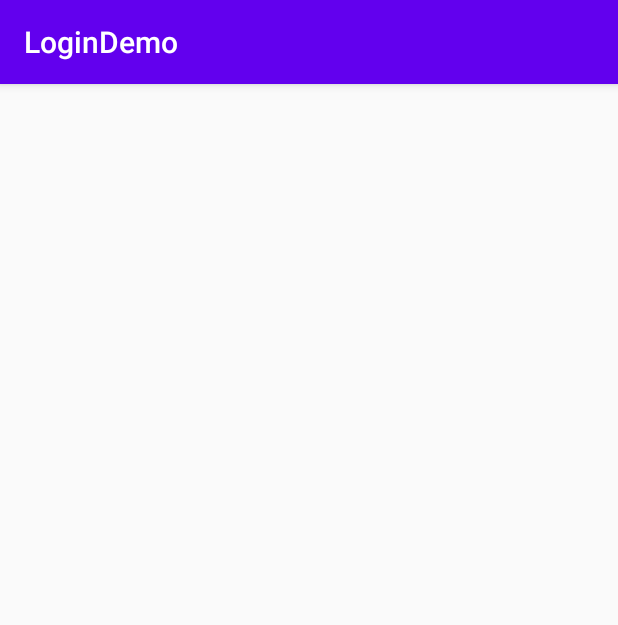
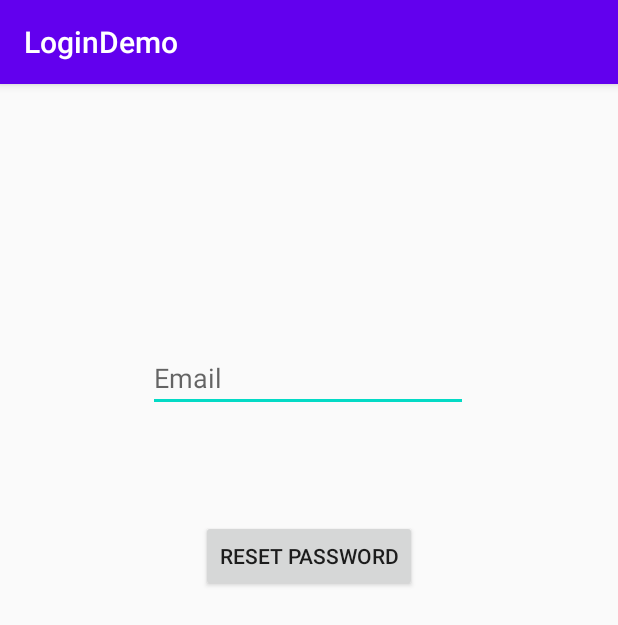
Before and after one commit to mhmnal/gp6, an Android app: the ForgotPasswordActivity screen opened directly, with no data from a screen before it, on a phone screen of 412 x 824 dp. Shown: the top 625 px of the screen. Run offline under Robolectric (Android 15) with nearby library versions, the phone set to English and light mode, and no system bars; our stand-ins replace Firebase (no records; nobody signed in at launch, a user with empty details on screens opened directly).

Commit message:
Forgot Password(Completed)

```diff
--- a/app/src/main/java/com/example/logindemo/ForgotPasswordActivity.java
+++ b/app/src/main/java/com/example/logindemo/ForgotPasswordActivity.java
@@ -1,14 +1,59 @@
 package com.example.logindemo;
 
+import androidx.annotation.NonNull;
 import androidx.appcompat.app.AppCompatActivity;
 
+import android.content.Intent;
 import android.os.Bundle;
+import android.view.View;
+import android.widget.Button;
+import android.widget.EditText;
+import android.widget.Toast;
+
+import com.google.android.gms.tasks.OnCompleteListener;
+import com.google.android.gms.tasks.Task;
+import com.google.firebase.auth.FirebaseAuth;
 
 public class ForgotPasswordActivity extends AppCompatActivity {
+
+    private EditText passwordEmail;
+    private Button resetPassword;
+    private FirebaseAuth firebaseAuth;
 
     @Override
     protected void onCreate(Bundle savedInstanceState) {
         super.onCreate(savedInstanceState);
         setContentView(R.layout.activity_forgot_password);
+
+        passwordEmail = (EditText) findViewById(R.id.tv_fgEmail);
+        resetPassword = (Button)findViewById(R.id.btn_fgConfirm);
+        firebaseAuth =FirebaseAuth.getInstance();
+
+
+        resetPassword.setOnClickListener(new View.OnClickListener() {
+            @Override
+            public void onClick(View v) {
+                String useremail = passwordEmail.getText().toString().trim();
+
+                if(useremail.equals("")){
+                    Toast.makeText(ForgotPasswordActivity.this, " Enter Email ID",Toast.LENGTH_SHORT).show();
+                }else{
+                    firebaseAuth.sendPasswordResetEmail(useremail).addOnCompleteListener(new OnCompleteListener<Void>() {
+                        @Override
+                        public void onComplete(@NonNull Task<Void> task) {
+                            if(task.isSuccessful()){
+                                Toast.makeText(ForgotPasswordActivity.this, "Password Reset SENT!",Toast.LENGTH_SHORT).show();
+                            finish();
+                            startActivity(new Intent(ForgotPasswordActivity.this, MainActivity.class));
+                            }else{
+                                Toast.makeText(ForgotPasswordActivity.this, "Password Reset not sent",Toast.LENGTH_SHORT).show();
+
+                            }
+                        }
+                    });
+                }
+            }
+        });
+
     }
 }
--- a/app/src/main/res/layout/activity_forgot_password.xml
+++ b/app/src/main/res/layout/activity_forgot_password.xml
@@ -6,4 +6,29 @@
     android:layout_height="match_parent"
     tools:context=".ForgotPasswordActivity">
 
+    <EditText
+        android:id="@+id/tv_fgEmail"
+        android:layout_width="wrap_content"
+        android:layout_height="wrap_content"
+        android:ems="10"
+        android:hint="Email"
+        android:inputType="textEmailAddress"
+        app:layout_constraintBottom_toBottomOf="parent"
+        app:layout_constraintEnd_toEndOf="parent"
+        app:layout_constraintHorizontal_bias="0.497"
+        app:layout_constraintStart_toStartOf="parent"
+        app:layout_constraintTop_toTopOf="parent"
+        app:layout_constraintVertical_bias="0.24" />
+
+    <Button
+        android:id="@+id/btn_fgConfirm"
+        android:layout_width="wrap_content"
+        android:layout_height="wrap_content"
+        android:text="Reset Password"
+        app:layout_constraintBottom_toBottomOf="parent"
+        app:layout_constraintEnd_toEndOf="parent"
+        app:layout_constraintStart_toStartOf="parent"
+        app:layout_constraintTop_toBottomOf="@+id/tv_fgEmail"
+        app:layout_constraintVertical_bias="0.143" />
+
 </androidx.constraintlayout.widget.ConstraintLayout>
```
Also changed, not shown: app/src/main/java/com/example/logindemo/MainActivity.java (+9 -0 lines).
